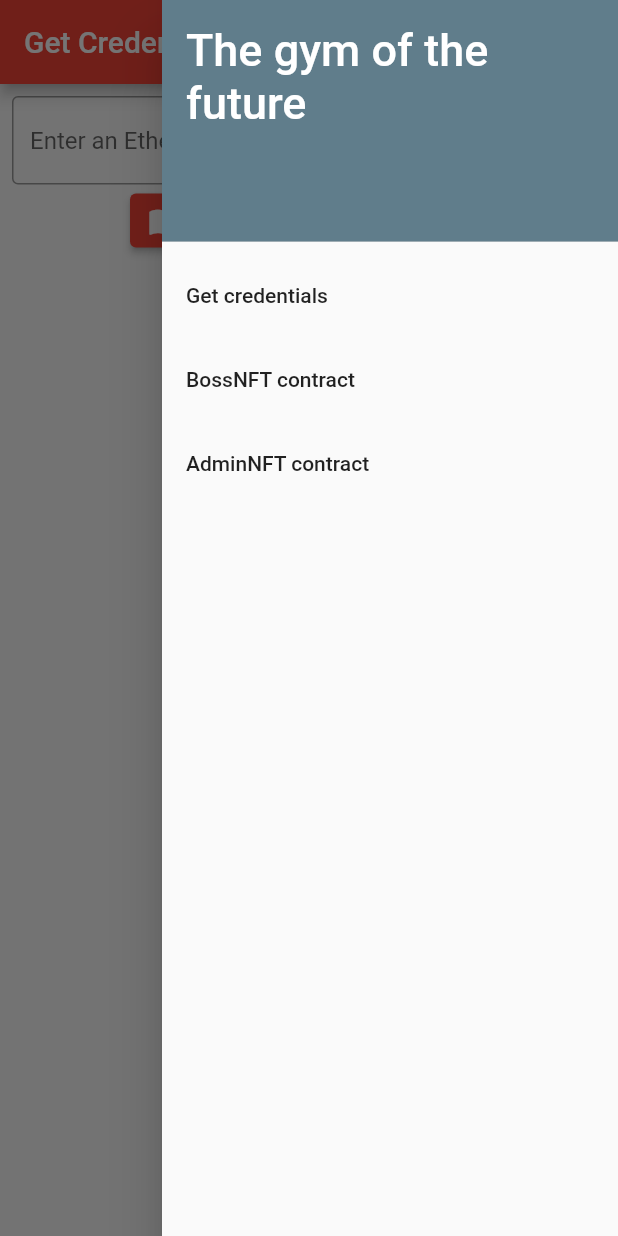
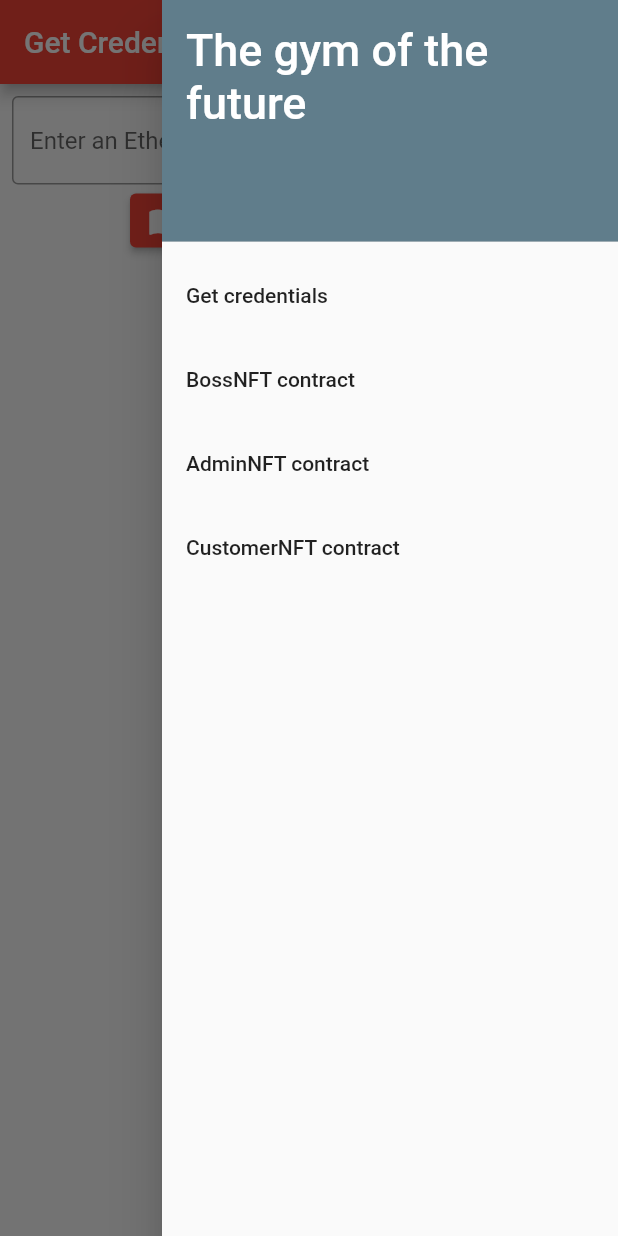
Before and after one commit to SimoneBuranti/Blockchain_and_Distributed_Ledger_Project_2023, a Flutter app: the screen it shows after launch, with the side drawer open, on a phone screen of 412 x 824 dp. Run offline on Flutter 3.47's test engine with Material 2 defaults, Android fonts, the phone set to English and light mode, and no system bars; missing offline and left inert: dart_web3; project files that could hold a hidden picture were left out.

Commit message:
missing the attachements to the previous commits

```diff
--- a/flutter/gym_app/lib/pages/home_page.dart
+++ b/flutter/gym_app/lib/pages/home_page.dart
@@ -4,6 +4,8 @@ import 'package:gym_app/pages/boss_page.dart';
 import 'package:gym_app/pages/credentials_page.dart';
 
 import 'dart:developer' as devtools;
+
+import 'package:gym_app/pages/customer_page.dart';
 
 class HomePage extends StatefulWidget {
   const HomePage({super.key});
@@ -21,6 +23,7 @@ class _HomePageState extends State<HomePage> {
     const CredentialsPage(),
     const BossPage(),
     const AdminPage(),
+    const CustomerPage(),
   ];
 
   void setPage({required String title, required int newIndex}) {
@@ -37,7 +40,8 @@ class _HomePageState extends State<HomePage> {
         title: Text(title),
       ),
       endDrawer: Drawer(
-        child: ListView(children: [
+        child: ListView(
+          children: [
             const DrawerHeader(
               decoration: BoxDecoration(color: Colors.blueGrey),
               child: Text(
@@ -73,7 +77,15 @@ class _HomePageState extends State<HomePage> {
                 Navigator.pop(context);
               },
             ),
-        ]),
+            ListTile(
+              title: const Text("CustomerNFT contract"),
+              onTap: () {
+                setPage(newIndex: 3, title: "CustomerNFT");
+                Navigator.pop(context);
+              },
+            ),
+          ],
+        ),
       ),
       body: pages[currentIndex],
     );
--- /dev/null
+++ b/flutter/gym_app/lib/view_model_smart_contracts/customer_nft_contract_vm.dart
@@ -0,0 +1,7 @@
+import 'package:gym_app/view_model_smart_contracts/smart_contract_nft.dart';
+
+class CustomerNFTcontractVM extends SmartContractNFT {
+
+  CustomerNFTcontractVM() : super("CustomerNFT");
+
+}
```
Also changed, not shown: flutter/gym_app/lib/pages/customer_page.dart (added, +34 -0 lines). Lines whose indentation alone changed are shown as unchanged.
